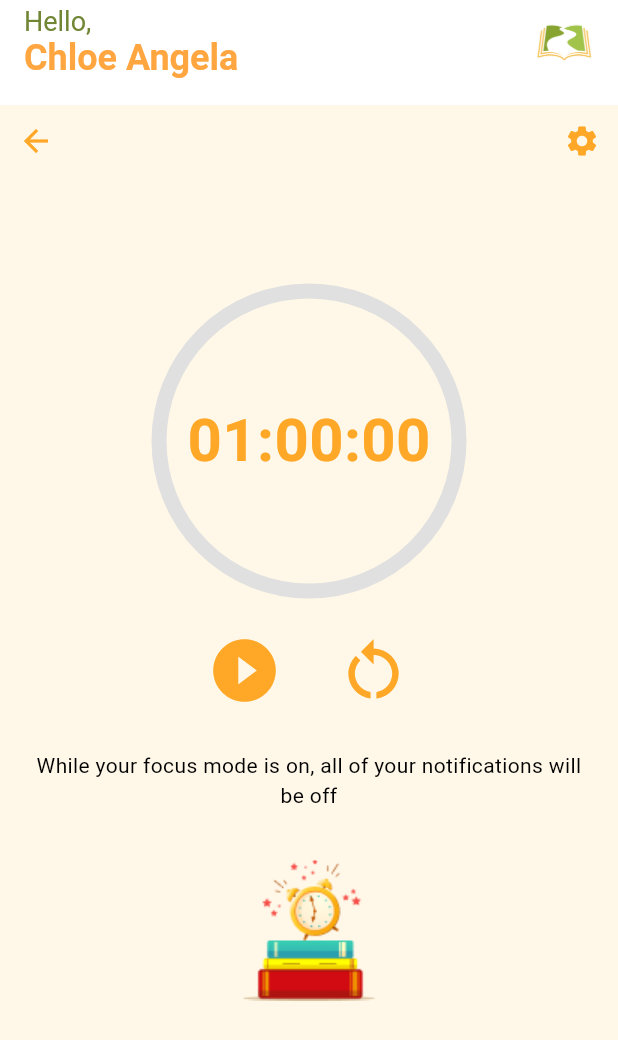
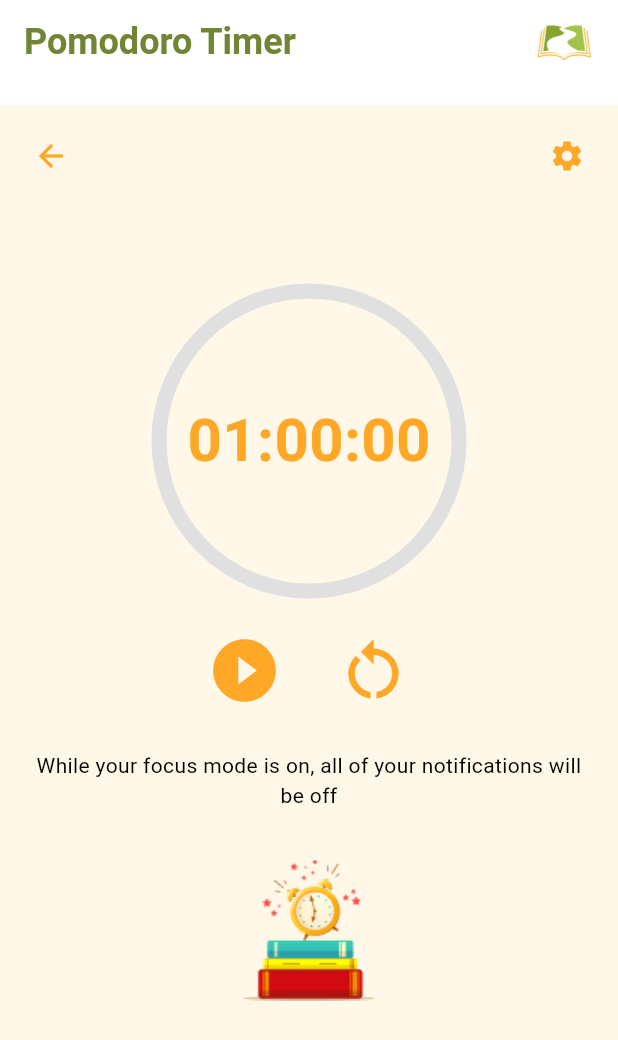
Before and after one commit to Cisterakas/flutter_project, a Flutter app: the PomodoroPage screen opened directly, on a phone screen of 412 x 824 dp. Shown: the top 1040 px of the screen. Run offline on Flutter 3.47's test engine with Material 3 defaults, Android fonts, the phone set to English and light mode, and no system bars; drawn by our look-alikes of circular_countdown_timer; our stand-ins replace fl_chart, flutter_riverpod, smooth_page_indicator.

```diff
--- /dev/null
+++ b/lib/appbar/custom_app_bar_dynamic.dart
@@ -0,0 +1,41 @@
+import 'package:flutter/material.dart';
+import 'package:flutter_project/title_provider.dart';
+import 'package:flutter_riverpod/flutter_riverpod.dart';
+
+
+class CustomAppBarDynamic extends ConsumerWidget implements PreferredSizeWidget {
+  @override
+  Widget build(BuildContext context, WidgetRef ref) {
+    // Get the current title from the provider
+    final title = ref.watch(titleProvider);
+
+    return AppBar(
+      automaticallyImplyLeading: false,  // Removes default back arrow if not needed
+      backgroundColor: Colors.white,  // Set the AppBar background color to white
+      elevation: 0,  // Remove shadow under the AppBar
+      title: Row(
+        mainAxisAlignment: MainAxisAlignment.spaceBetween,  // Align widgets at opposite ends
+        children: [
+          // Display the dynamic title
+          Text(
+            title,
+            style: TextStyle(
+              color: Color(0xFF718635), // Green color for the title
+              fontSize: 24,
+              fontWeight: FontWeight.bold,
+            ),
+          ),
+          // Display the logo
+          Image.asset(
+            'lib/assets/logo.png', // Update this with the path to your logo
+            height: 40,
+            width: 40,
+          ),
+        ],
+      ),
+    );
+  }
+
+  @override
+  Size get preferredSize => Size.fromHeight(70);  // Adjust the height of the AppBar
+}
--- a/lib/homepage/pomodor_page.dart
+++ b/lib/homepage/pomodor_page.dart
@@ -1,47 +1,79 @@
 import 'package:flutter/material.dart';
 import 'package:circular_countdown_timer/circular_countdown_timer.dart';
-import 'package:flutter_project/appbar/custom_app_bar.dart';  // Your custom app bar
+import 'package:flutter_project/appbar/custom_app_bar_dynamic.dart';
+import 'package:flutter_project/pomodoro/settings_page.dart';
+import 'package:flutter_project/title_provider.dart';
+import 'package:flutter_riverpod/flutter_riverpod.dart';
 
-class PomodoroPage extends StatefulWidget {
+class PomodoroPage extends ConsumerStatefulWidget {
   @override
   _PomodoroPageState createState() => _PomodoroPageState();
 }
 
-class _PomodoroPageState extends State<PomodoroPage> {
+class _PomodoroPageState extends ConsumerState<PomodoroPage> {
   final CountDownController _controller = CountDownController();
-  bool isRunning = false; // To track if the timer is running
+  bool isRunning = false;
+  int focusTime = 60;
+
+  @override
+  void initState() {
+    super.initState();
+    // Set the title for PomodoroPage
+    WidgetsBinding.instance.addPostFrameCallback((_) {
+      ref.read(titleProvider.notifier).state = 'Pomodoro Timer';
+    });
+  }
+
+  void updateFocusTime(int newFocusTime) {
+    setState(() {
+      focusTime = newFocusTime;
+    });
+    _controller.restart(duration: focusTime * 60);
+  }
 
   @override
   Widget build(BuildContext context) {
     return Scaffold(
-      appBar: CustomAppBar(),
-      backgroundColor: Color(0xfffff8e8),  // Use your custom app bar here
+      appBar: CustomAppBarDynamic(),
+      backgroundColor: Color(0xfffff8e8),
       body: Stack(
         children: [
-          Align(
-            alignment: Alignment.topLeft, // Align the back button to the top left
+          Positioned(
+            top: 10,
+            left: 10,
             child: IconButton(
               icon: Icon(Icons.arrow_back, color: Colors.orange[400]),
               onPressed: () {
-                Navigator.pop(context); // Navigate back when pressed
+                Navigator.pop(context);
               },
             ),
           ),
-          Align(
-            alignment: Alignment.topRight, // Align the settings button to the top right
+          Positioned(
+            top: 10,
+            right: 10,
             child: IconButton(
               icon: Icon(Icons.settings, color: Colors.orange[400]),
-              onPressed: () {
-                // Open settings when pressed
+              onPressed: () async {
+                final result = await Navigator.push(
+                  context,
+                  MaterialPageRoute(
+                    builder: (context) => SettingsPage(focusTime: focusTime),
+                  ),
+                );
+                if (result != null) {
+                  updateFocusTime(result);
+                }
+                // Reset title after returning from SettingsPage
+                ref.read(titleProvider.notifier).state = 'Pomodoro Timer';
               },
             ),
           ),
           Center(
             child: Column(
-              mainAxisAlignment: MainAxisAlignment.center, // Vertically center the column
+              mainAxisAlignment: MainAxisAlignment.center,
               children: [
                 CircularCountDownTimer(
-                  duration: 3600, // Set for 60 minutes (3600 seconds)
+                  duration: focusTime * 60,
                   initialDuration: 0,
                   controller: _controller,
                   width: 200.0,
@@ -56,7 +88,7 @@ class _PomodoroPageState extends State<PomodoroPage> {
                     color: Colors.orange[400],
                     fontWeight: FontWeight.bold,
                   ),
-                  isReverse: true, // Count downwards
+                  isReverse: true,
                   onComplete: () {
                     setState(() {
                       isRunning = false;
@@ -64,7 +96,6 @@ class _PomodoroPageState extends State<PomodoroPage> {
                   },
                 ),
                 SizedBox(height: 20),
-                // Play/Pause and Restart Buttons
                 Row(
                   mainAxisAlignment: MainAxisAlignment.center,
                   children: [
@@ -85,7 +116,7 @@ class _PomodoroPageState extends State<PomodoroPage> {
                         });
                       },
                     ),
-                    SizedBox(width: 20), // Space between Play and Restart buttons
+                    SizedBox(width: 20),
                     IconButton(
                       icon: Icon(
                         Icons.restart_alt,
@@ -93,18 +124,17 @@ class _PomodoroPageState extends State<PomodoroPage> {
                         color: Colors.orange[400],
                       ),
                       onPressed: () {
-                        _controller.restart(); // Restart the timer
+                        _controller.restart();
                         setState(() {
-                          isRunning = true; // Set timer to running state
+                          isRunning = true;
                         });
                       },
                     ),
                   ],
                 ),
                 SizedBox(height: 20),
-                // Notification Text
                 Padding(
-                  padding: const EdgeInsets.symmetric(horizontal: 20), // Add horizontal padding
+                  padding: const EdgeInsets.symmetric(horizontal: 20),
                   child: Text(
                     'While your focus mode is on, all of your notifications will be off',
                     textAlign: TextAlign.center,
@@ -115,9 +145,8 @@ class _PomodoroPageState extends State<PomodoroPage> {
                   ),
                 ),
                 SizedBox(height: 20),
-                // Pomodoro Image at the bottom
                 Image.asset(
-                  'lib/assets/pomodoro_icon.png', // Change this to your image path
+                  'lib/assets/pomodoro_icon.png',
                   width: 120,
                   height: 120,
                 ),
--- a/lib/main.dart
+++ b/lib/main.dart
@@ -1,8 +1,9 @@
 import 'package:flutter/material.dart';
-import 'opening/front_page.dart' ;// Import the new front page
+import 'package:flutter_riverpod/flutter_riverpod.dart'; // Import Riverpod
+import 'opening/front_page.dart'; // Import the new front page
 
 void main() {
-  runApp(MyApp());
+  runApp(ProviderScope(child: MyApp())); // Wrap MyApp with ProviderScope
 }
 
 class MyApp extends StatelessWidget {
@@ -12,6 +13,5 @@ class MyApp extends StatelessWidget {
       debugShowCheckedModeBanner: false, // Disable the debug banner
       home: FrontPage(), // Set the FrontPage as the home page
     );
-
   }
 }
--- a/lib/opening/page_view_screen.dart
+++ b/lib/opening/page_view_screen.dart
@@ -51,19 +51,19 @@ class _PageViewScreenState extends State<PageViewScreen> {
               children: [
                 _buildPage(
                   color: Color(0xfffff8e8),
-                  text: 'Page 1: Introduction',
+                  text: 'Welcome to MyPath Student Planner',
                   imagePath: 'lib/assets/1st_icon.png',
                   pageIndex: 0,
                 ),
                 _buildPage(
                   color: Color(0xfffff8e8),
-                  text: 'Page 2: Features',
+                  text: 'Effective Study Methods',
                   imagePath: 'lib/assets/2nd_icon.png',
                   pageIndex: 1,
                 ),
                 _buildPage(
                   color: Color(0xfffff8e8),
-                  text: 'Page 3: Get Started',
+                  text: 'Dynamic Progress Tracker',
                   imagePath: 'lib/assets/3rd_icon.png',
                   pageIndex: 2,
                 ),
--- /dev/null
+++ b/lib/title_provider.dart
@@ -0,0 +1,4 @@
+import 'package:flutter_riverpod/flutter_riverpod.dart';
+
+// Create a StateProvider for the title
+final titleProvider = StateProvider<String>((ref) => 'Pomodoro Timer'); // Default title
--- a/pubspec.yaml
+++ b/pubspec.yaml
@@ -34,6 +34,7 @@ dependencies:
   smooth_page_indicator: ^1.2.0+3
   circular_countdown_timer: ^0.2.4
   fl_chart: ^0.69.0  # For the bar graph
+  flutter_riverpod: ^2.6.1
 
 
   # The following adds the Cupertino Icons font to your application.
```
Also changed, not shown: lib/pomodoro/setting_notifier.dart (added, +72 -0 lines), lib/pomodoro/settings_page.dart (added, +156 -0 lines), pubspec.lock.
